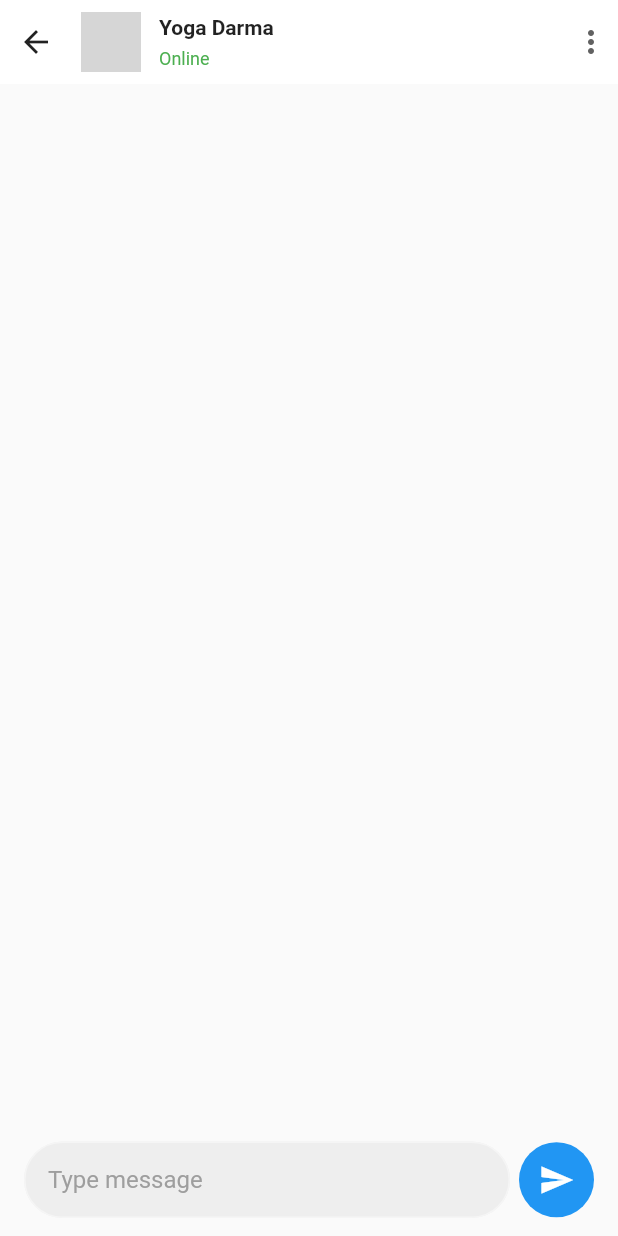
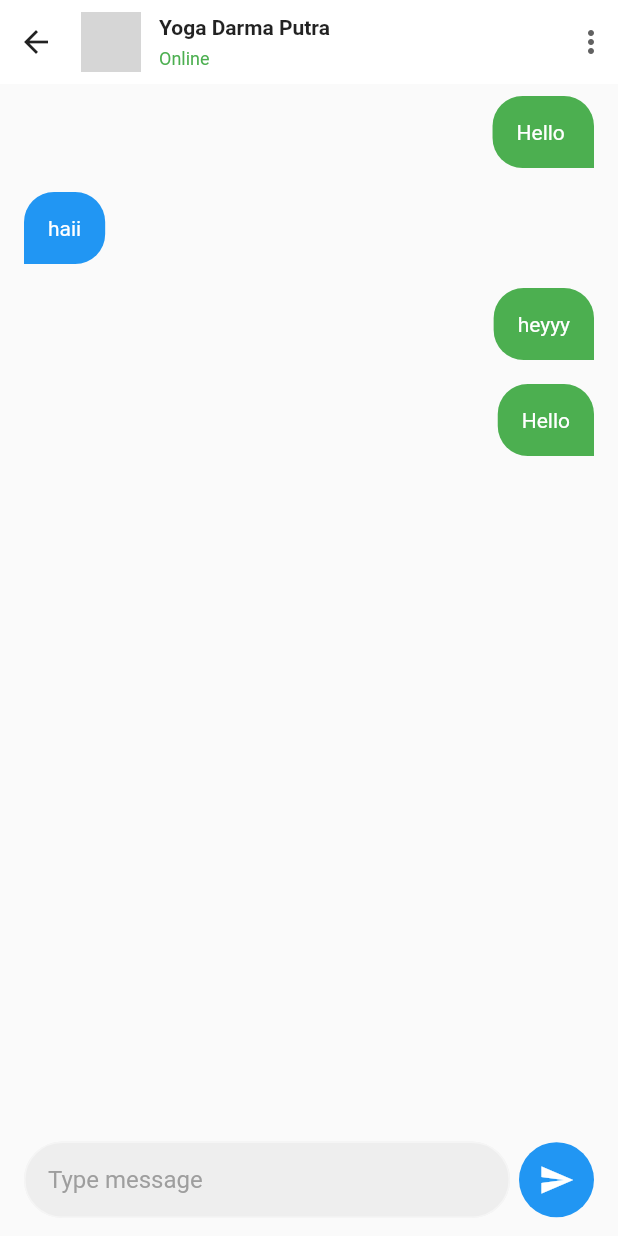
Before and after one commit to yogadarma13/ChatMe-Flutter, a Flutter app: the screen it shows once a user with an empty profile is signed in, after a tap on "Yoga Darma", on a phone screen of 412 x 824 dp. Run offline on Flutter 3.47's test engine with Material 2 defaults, Android fonts, the phone set to English and light mode, and no system bars; our stand-ins replace cloud_firestore, firebase_auth; accounts and stored records are empty; network calls fail; grey boxes are pictures that could not be loaded.

Commit message:
adding bubble chat

```diff
--- a/lib/screens/chat_screen.dart
+++ b/lib/screens/chat_screen.dart
@@ -120,7 +120,7 @@ class ChatScreen extends StatelessWidget {
                 physics: BouncingScrollPhysics(),
                 itemBuilder: (ctx, _) => ListTile(
                       onTap: () {
-                        Navigator.pushNamed(context, RoomChatScreen.routeName);
+                        Navigator.pushNamed(context, RoomChatScreen.routeName, arguments: 'Yoga Darma Putra');
                       },
                       leading: CircleAvatar(
                         maxRadius: 30,
--- a/lib/screens/room_chat_screen.dart
+++ b/lib/screens/room_chat_screen.dart
@@ -1,17 +1,31 @@
 import 'package:flutter/material.dart';
+
 import '../widgets/chat/room_chat_appbar.dart';
 import '../widgets/chat/new_message.dart';
+import '../widgets/chat/chat_bubble.dart';
 
 class RoomChatScreen extends StatelessWidget {
   static const routeName = '/room-chat';
+
+  final List<ChatBubble> list = [
+    ChatBubble('Hello ', true, 'tes'),
+    ChatBubble('haii', false, 'tes'),
+    ChatBubble('heyyy', true, 'tes'),
+    ChatBubble('Hello', true, 'tes'),
+  ];
+
   @override
   Widget build(BuildContext context) {
+    final String arg = ModalRoute.of(context).settings.arguments;
     return Scaffold(
-      appBar: RoomChatAppbar(),
+      appBar: RoomChatAppbar(arg),
       body: Column(
         children: <Widget>[
           Expanded(
-            child: Container(),
+            child: ListView.builder(
+                itemCount: list.length,
+                shrinkWrap: true,
+                itemBuilder: (ctx, index) => list[index]),
           ),
           NewMesssage()
         ],
--- /dev/null
+++ b/lib/widgets/chat/chat_bubble.dart
@@ -0,0 +1,43 @@
+import 'package:flutter/material.dart';
+
+class ChatBubble extends StatefulWidget {
+  final String message;
+  final bool isMe;
+  final String imageUrl;
+
+  ChatBubble(this.message, this.isMe, this.imageUrl);
+
+  @override
+  _ChatBubbleState createState() => _ChatBubbleState();
+}
+
+class _ChatBubbleState extends State<ChatBubble> {
+  @override
+  Widget build(BuildContext context) {
+    return Container(
+      margin: EdgeInsets.only(
+        top: 8,
+        bottom: 8,
+        right: widget.isMe ? 16 : 80,
+        left: widget.isMe ? 80 : 16
+      ),
+      child: Align(
+        alignment: (widget.isMe) ? Alignment.topRight : Alignment.topLeft,
+        child: Container(
+          padding: EdgeInsets.all(16),
+          // color:
+          decoration: BoxDecoration(
+            borderRadius: BorderRadius.only(
+              topLeft: Radius.circular(20),
+              topRight: Radius.circular(20),
+              bottomRight: Radius.circular(widget.isMe ? 0 : 20),
+              bottomLeft: Radius.circular(widget.isMe ? 20 : 0)
+            ),
+            color: widget.isMe ? Colors.green : Colors.blue,
+          ),
+          child: Text(widget.message, style: TextStyle(color: Colors.white),),
+        ),
+      ),
+    );
+  }
+}
--- a/lib/widgets/chat/new_message.dart
+++ b/lib/widgets/chat/new_message.dart
@@ -44,9 +44,10 @@ class _NewMesssageState extends State<NewMesssage> {
               color: Colors.blue,
               borderRadius: BorderRadius.circular(30),
             ),
-            child: Icon(
-              Icons.send,
+            child: IconButton(
+              icon: Icon(Icons.send),
               color: Colors.white,
+              onPressed: () {},
             ),
           )
         ],
--- a/lib/widgets/chat/room_chat_appbar.dart
+++ b/lib/widgets/chat/room_chat_appbar.dart
@@ -1,6 +1,9 @@
 import 'package:flutter/material.dart';
 
 class RoomChatAppbar extends StatelessWidget implements PreferredSizeWidget {
+  final String username;
+  RoomChatAppbar(this.username);
+
   @override
   Widget build(BuildContext context) {
     return AppBar(
@@ -35,7 +38,7 @@ class RoomChatAppbar extends StatelessWidget implements PreferredSizeWidget {
                   mainAxisAlignment: MainAxisAlignment.center,
                   children: <Widget>[
                     Text(
-                      'Yoga Darma',
+                      username,
                       style: TextStyle(
                         fontWeight: FontWeight.w600,
                       ),
```
